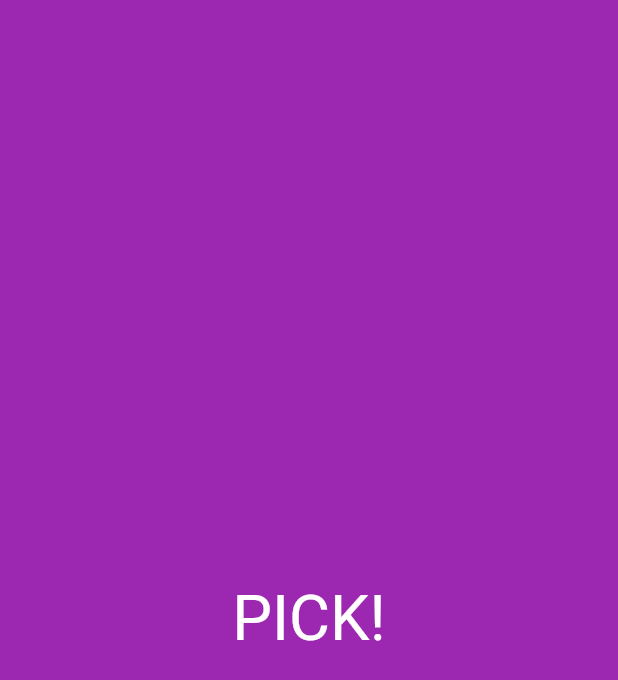
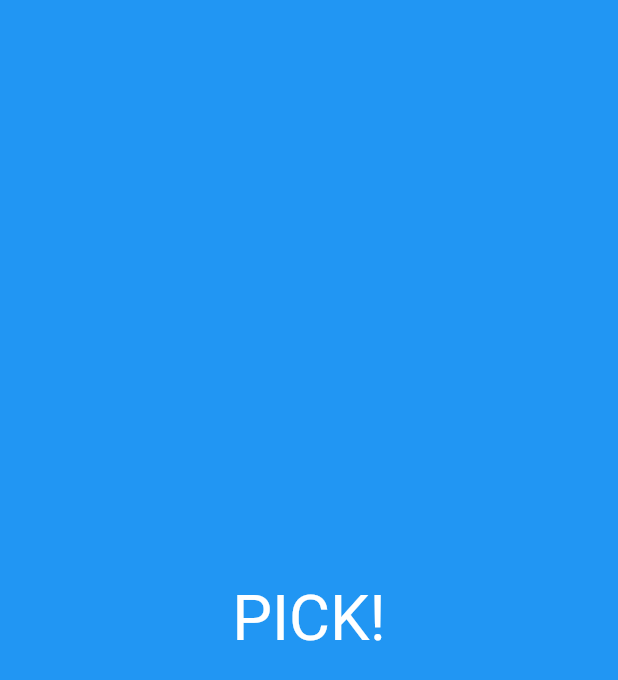
Before and after one commit to jeonghyunseok/pick_app, a Flutter app: the first screen one second after launch, on a phone screen of 412 x 824 dp. Shown: the top 680 px of the screen. Run offline on Flutter 3.47's test engine with Material 2 defaults, Android fonts, the phone set to English and light mode, and no system bars; our stand-ins replace permission_handler, webview_flutter; missing offline and left inert: receive_sharing_intent.

Commit message:
feat. 프로젝트 리셋

```diff
--- a/lib/main.dart
+++ b/lib/main.dart
@@ -45,7 +45,7 @@ class _SplashScreenState extends State<SplashScreen> {
   @override
   Widget build(BuildContext context) {
     return const Scaffold(
-      backgroundColor: Colors.purple, // 보라색 배경
+      backgroundColor: Colors.blue,
       body: Center(
         child: Text(
           'PICK!',
@@ -86,8 +86,6 @@ class _WebViewScreenState extends State<WebViewScreen> {
         print('공유된 정보 $value');
       });
     });
-
-
   }
 
   Future<void> _requestLocationPermission() async {
```
Also changed, not shown: pubspec.lock, 4 other files.
